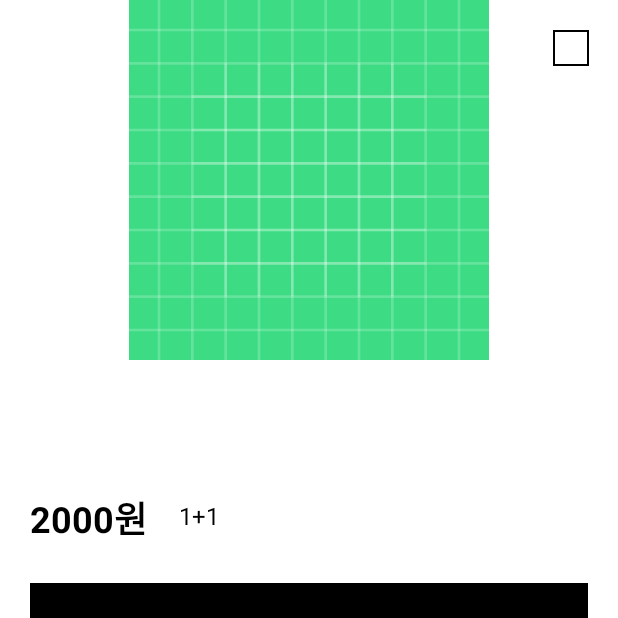
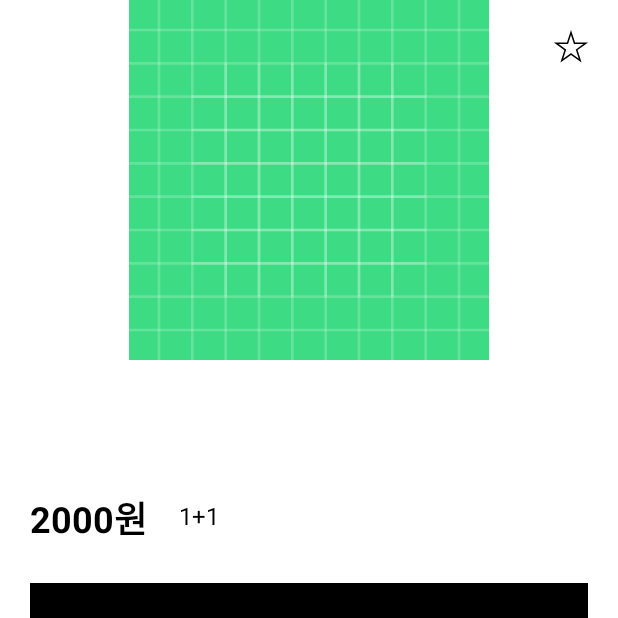
Before and after one commit to AnKyungMoo/Real-Convenience-Store, an Android app: the DetailActivity screen opened directly, with no data from a screen before it, on a phone screen of 412 x 824 dp, the top half of it. Run offline under Robolectric (Android 15) with nearby library versions, the phone set to English and light mode, and no system bars; our stand-ins replace data binding; pictures from the network do not load; 4 statements that could not run were skipped.

Commit message:
즐겨찾기 star 이미지 수정

```diff
--- a/app/src/main/res/drawable/icon_black_star.xml
+++ b/app/src/main/res/drawable/icon_black_star.xml
@@ -1,9 +1,9 @@
 <vector xmlns:android="http://schemas.android.com/apk/res/android"
     android:width="24dp"
-    android:height="24dp"
+    android:height="22dp"
     android:viewportWidth="24"
-    android:viewportHeight="24">
+    android:viewportHeight="22">
   <path
-      android:fillColor="@color/black"
-      android:pathData="M12,17.27L18.18,21l-1.64,-7.03L22,9.24l-7.19,-0.61L12,2 9.19,8.63 2,9.24l5.46,4.73L5.82,21z"/>
+      android:pathData="M12,0L14.694,8.292H23.413L16.359,13.416L19.053,21.708L12,16.584L4.947,21.708L7.641,13.416L0.587,8.292H9.306L12,0Z"
+      android:fillColor="#000000"/>
 </vector>
--- a/app/src/main/res/drawable/icon_white_star.xml
+++ b/app/src/main/res/drawable/icon_white_star.xml
@@ -1,9 +1,11 @@
 <vector xmlns:android="http://schemas.android.com/apk/res/android"
     android:width="24dp"
-    android:height="24dp"
+    android:height="22dp"
     android:viewportWidth="24"
-    android:viewportHeight="24">
+    android:viewportHeight="22">
   <path
-      android:fillColor="@android:color/white"
-      android:pathData="M12,17.27L18.18,21l-1.64,-7.03L22,9.24l-7.19,-0.61L12,2 9.19,8.63 2,9.24l5.46,4.73L5.82,21z"/>
+      android:strokeWidth="1"
+      android:pathData="M12,1.618L14.219,8.446L14.331,8.792H14.694H21.874L16.065,13.012L15.771,13.225L15.884,13.571L18.102,20.399L12.294,16.179L12,15.966L11.706,16.179L5.898,20.399L8.116,13.571L8.229,13.225L7.935,13.012L2.126,8.792H9.306H9.669L9.781,8.446L12,1.618Z"
+      android:fillColor="#ffffff"
+      android:strokeColor="#000000"/>
 </vector>
--- a/app/src/main/res/drawable/icon_white_star_with_border.xml
+++ /dev/null
@@ -1,11 +0,0 @@
-<?xml version="1.0" encoding="utf-8"?>
-<layer-list xmlns:android="http://schemas.android.com/apk/res/android">
-    <item>
-        <shape>
-            <stroke
-                android:width="1dp"
-                android:color="@color/black" />
-        </shape>
-    </item>
-    <item android:drawable="@drawable/icon_white_star" />
-</layer-list>
--- a/app/src/main/res/layout/activity_detail.xml
+++ b/app/src/main/res/layout/activity_detail.xml
@@ -18,7 +18,7 @@
             android:id="@+id/btn_favorite"
             android:layout_width="wrap_content"
             android:layout_height="wrap_content"
-            android:src="@drawable/icon_white_star_with_border"
+            android:src="@drawable/icon_white_star"
             android:layout_marginTop="20dp"
             android:layout_marginEnd="19dp"
             app:layout_constraintTop_toTopOf="@id/iv_product_image"
```
